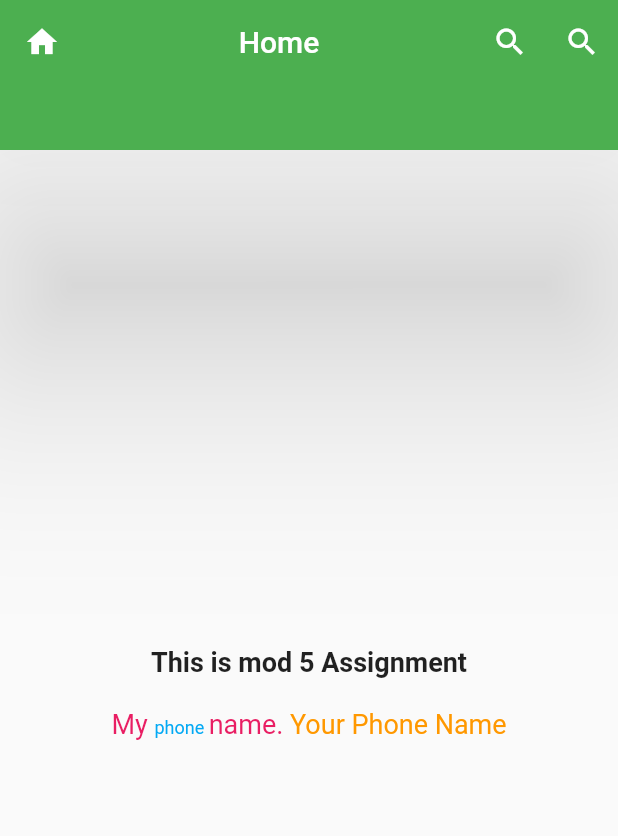
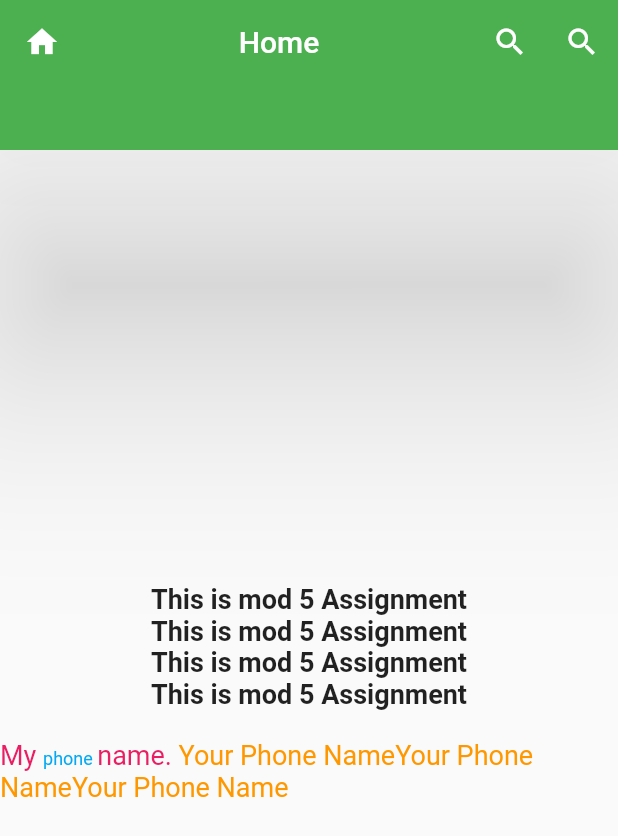
Before and after one commit to InvisibleAhmed/githubpractice4, a Flutter app: the screen it shows after launch, on a phone screen of 412 x 824 dp. Shown: the top 836 px of the screen. Run offline on Flutter 3.47's test engine with Material 2 defaults, Android fonts, the phone set to English and light mode, and no system bars.

Commit message:
second commit

```diff
--- a/lib/main.dart
+++ b/lib/main.dart
@@ -48,6 +48,18 @@ class MyApp extends StatelessWidget {
                 'This is mod 5 Assignment',
                 style: TextStyle(fontSize: 18, fontWeight: FontWeight.bold,),
               ),
+              Text(
+                'This is mod 5 Assignment',
+                style: TextStyle(fontSize: 18, fontWeight: FontWeight.bold,),
+              ),
+              Text(
+                'This is mod 5 Assignment',
+                style: TextStyle(fontSize: 18, fontWeight: FontWeight.bold,),
+              ),
+              Text(
+                'This is mod 5 Assignment',
+                style: TextStyle(fontSize: 18, fontWeight: FontWeight.bold,),
+              ),
               SizedBox(height: 20),
               RichText(
                 text: TextSpan(
@@ -69,6 +81,14 @@ class MyApp extends StatelessWidget {
                       text: 'Your Phone Name',
                       style: TextStyle(color: Colors.orange, fontSize: 18),
                     ),
+                    TextSpan(
+                      text: 'Your Phone Name',
+                      style: TextStyle(color: Colors.orange, fontSize: 18),
+                    ),
+                    TextSpan(
+                      text: 'Your Phone Name',
+                      style: TextStyle(color: Colors.orange, fontSize: 18),
+                    ),
                   ],
                 ),
               ),
```
